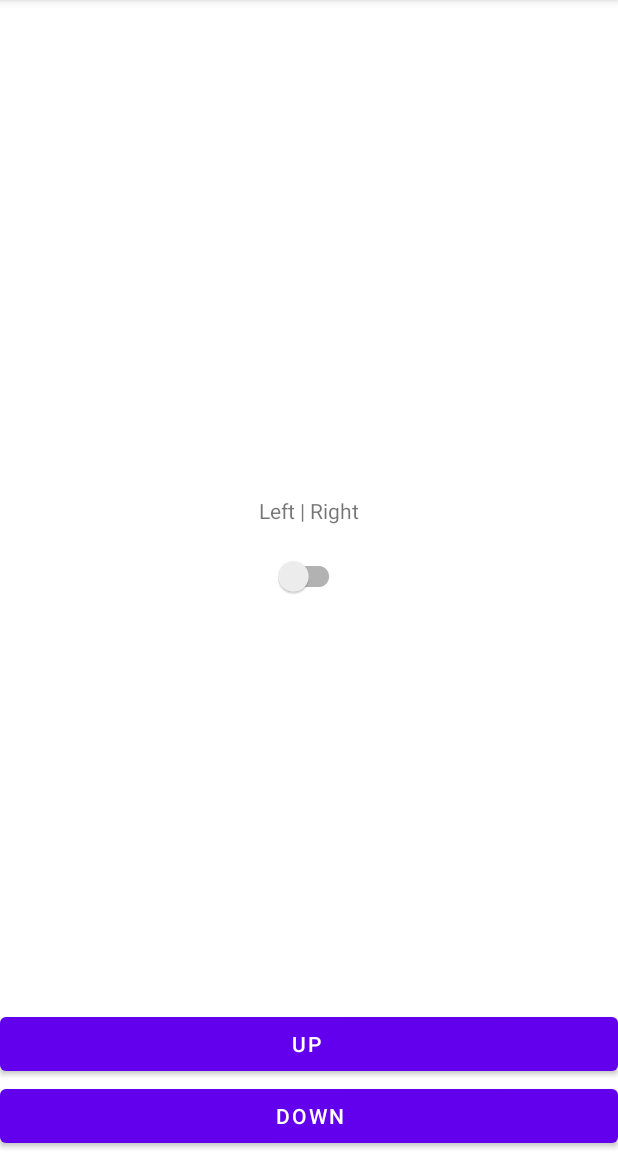
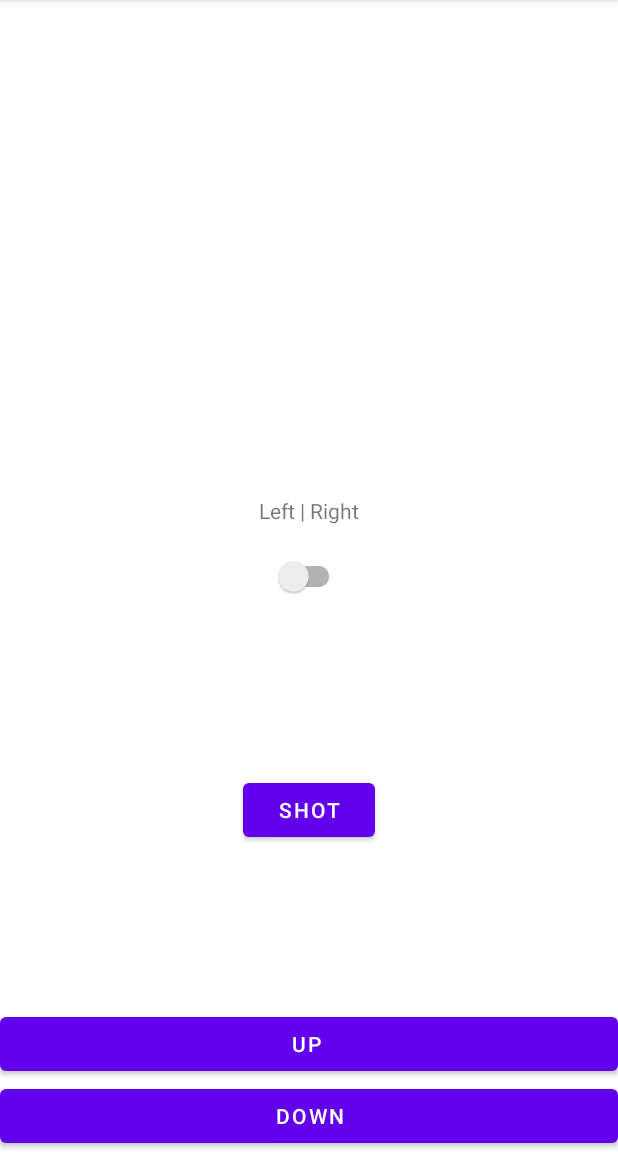
Before and after one commit to Lambada9992/PingPong, an Android app: the GamePadActivity screen opened directly, with no data from a screen before it, on a phone screen of 412 x 824 dp, the part 84-1236 px from its top. Run offline under Robolectric (Android 15) with nearby library versions, the phone set to English and light mode, and no system bars.

Commit message:
Shot button

```diff
--- a/PingPong_Android_Controller/app/src/main/java/com/example/pingpongcontroller/GamePadActivity.kt
+++ b/PingPong_Android_Controller/app/src/main/java/com/example/pingpongcontroller/GamePadActivity.kt
@@ -13,6 +13,7 @@ class GamePadActivity : AppCompatActivity() {
     lateinit var sSide: SwitchCompat
     lateinit var bDown: Button
     lateinit var bUp: Button
+    lateinit var bShot: Button
 
     @SuppressLint("ClickableViewAccessibility")
     override fun onCreate(savedInstanceState: Bundle?) {
@@ -22,8 +23,10 @@ class GamePadActivity : AppCompatActivity() {
         sSide = findViewById(R.id.sSide)
         bDown = findViewById(R.id.bDown)
         bUp = findViewById(R.id.bUp)
-        bDown.setOnTouchListener(leftOnTouch)
-        bUp.setOnTouchListener(rightOnTouch)
+        bShot = findViewById(R.id.bShot)
+        bDown.setOnTouchListener(downOnTouch)
+        bUp.setOnTouchListener(upOnTouch)
+        bShot.setOnTouchListener(shotOnTouch)
     }
 
     override fun onDestroy() {
@@ -32,7 +35,7 @@ class GamePadActivity : AppCompatActivity() {
     }
 
     @SuppressLint("ClickableViewAccessibility")
-    val leftOnTouch: View.OnTouchListener = View.OnTouchListener { _, event ->
+    val downOnTouch: View.OnTouchListener = View.OnTouchListener { _, event ->
         if(event.action == MotionEvent.ACTION_DOWN) {
             PingPongController.makeMove(getSide(),PingPongController.Move.DOWN,true)
         } else if (event.action == MotionEvent.ACTION_UP) {
@@ -42,11 +45,19 @@ class GamePadActivity : AppCompatActivity() {
     }
 
     @SuppressLint("ClickableViewAccessibility")
-    val rightOnTouch: View.OnTouchListener = View.OnTouchListener { _, event ->
+    val upOnTouch: View.OnTouchListener = View.OnTouchListener { _, event ->
         if(event.action == MotionEvent.ACTION_DOWN) {
             PingPongController.makeMove(getSide(),PingPongController.Move.UP,true)
         } else if (event.action == MotionEvent.ACTION_UP) {
             PingPongController.makeMove(getSide(),PingPongController.Move.UP,false)
+        }
+        false
+    }
+
+    @SuppressLint("ClickableViewAccessibility")
+    val shotOnTouch: View.OnTouchListener = View.OnTouchListener { _, event ->
+        if(event.action == MotionEvent.ACTION_DOWN) {
+            PingPongController.shot(getSide());
         }
         false
     }
--- a/PingPong_Android_Controller/app/src/main/res/layout/activity_game_pad.xml
+++ b/PingPong_Android_Controller/app/src/main/res/layout/activity_game_pad.xml
@@ -43,4 +43,14 @@
         app:layout_constraintEnd_toEndOf="parent"
         app:layout_constraintStart_toStartOf="parent" />
 
+    <Button
+        android:id="@+id/bShot"
+        android:layout_width="wrap_content"
+        android:layout_height="wrap_content"
+        android:text="SHOT"
+        app:layout_constraintBottom_toTopOf="@+id/bUp"
+        app:layout_constraintEnd_toEndOf="parent"
+        app:layout_constraintStart_toStartOf="parent"
+        app:layout_constraintTop_toBottomOf="@+id/sSide" />
+
 </androidx.constraintlayout.widget.ConstraintLayout>
```
Also changed, not shown: PingPong_Android_Controller/app/src/main/java/com/example/pingpongcontroller/PingPongController.kt (+13 -0 lines), PingPong_Android_Controller/app/src/main/res/layout/activity_main.xml (+5 -2 lines).
